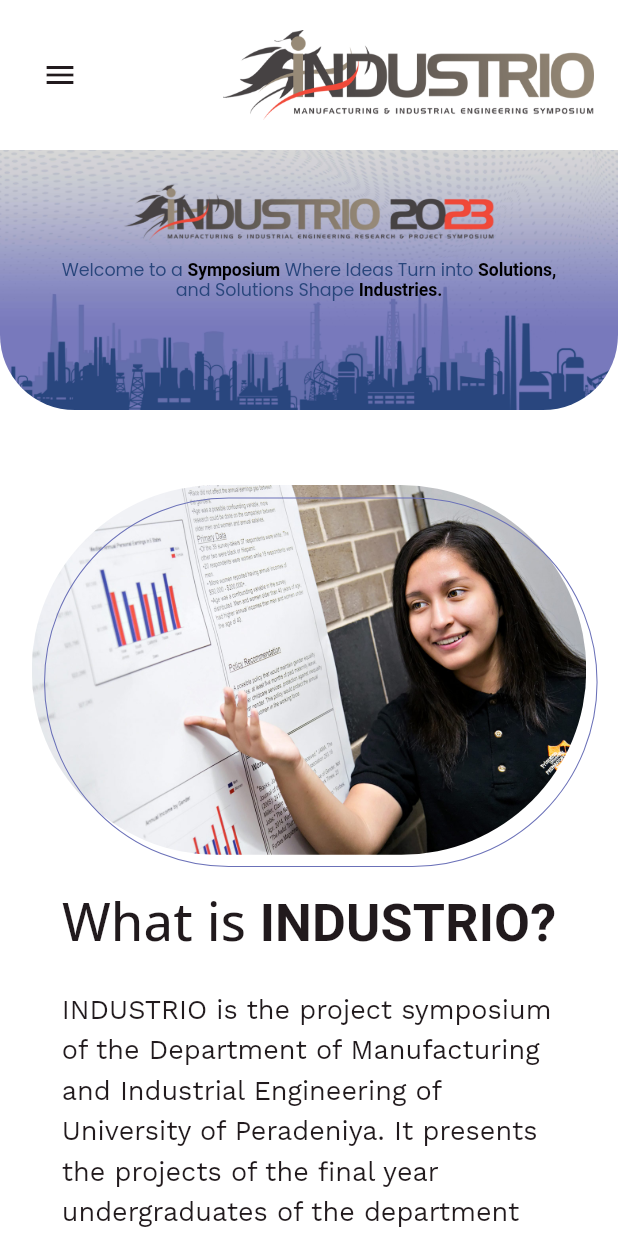
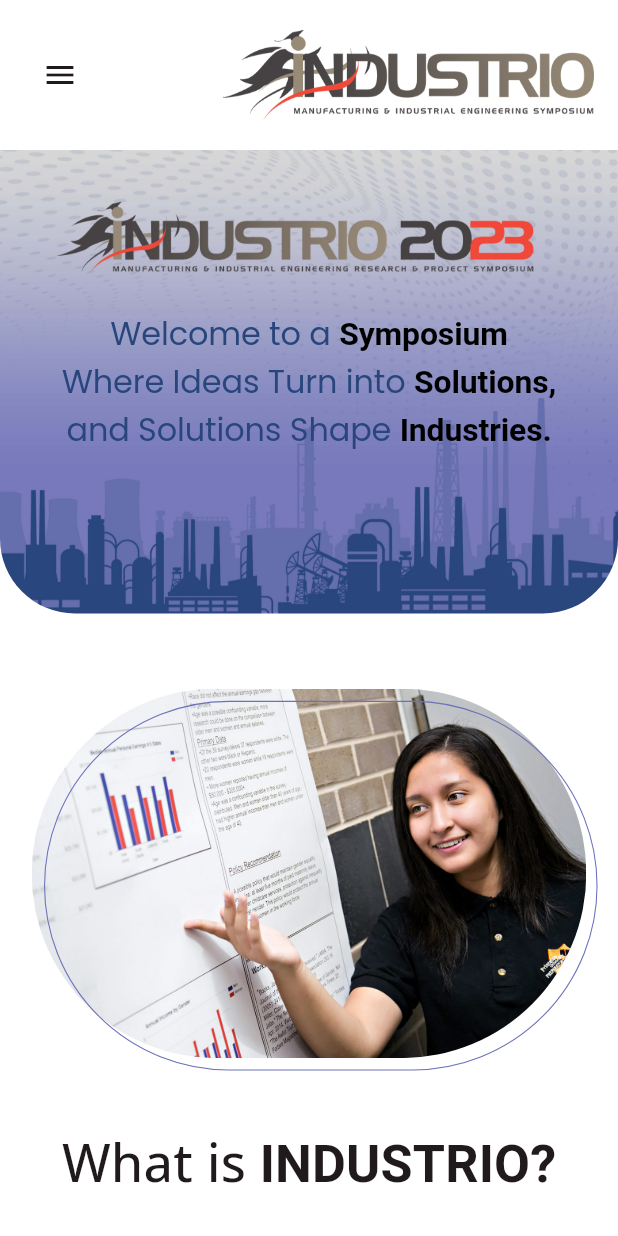
Before and after one commit to SakunthaMV/Industrio, a Flutter app: the screen it shows after launch, on a phone screen of 412 x 824 dp. Run offline on Flutter 3.47's test engine with Material 2 defaults, Android fonts, the phone set to English and light mode, and no system bars; our stand-ins replace firebase_core, fluttertoast, google_fonts, timelines; missing offline and left inert: responsive_grid_list; accounts and stored records are empty.

Commit message:
add responsive home background photo

```diff
--- a/lib/constants.dart
+++ b/lib/constants.dart
@@ -9,6 +9,7 @@
 // Images
 const String logo = 'images/logo.png';
 const String homeBackground = 'images/home_background.jpg';
+const String homeBackgroundMobile = 'images/home_background_mobile.jpg';
 const String home_1 = 'images/home_1.jpg';
 const String home_2 = 'images/home_2.jpg';
 const String oc = 'images/oc.png';
--- a/lib/pages/home/home_content.dart
+++ b/lib/pages/home/home_content.dart
@@ -73,7 +73,7 @@
     final double width = MediaQuery.of(context).size.width;
     final TextTheme textTheme = Theme.of(context).textTheme;
     return Container(
-      height: contentHeight,
+      height: width > 500 ? contentHeight : 500 * contentHeight / width,
       width: width > 600 ? 600 : width * 0.8,
       margin:
           EdgeInsets.symmetric(horizontal: width > 600 ? width * 0.05 : 0.0),
--- a/lib/pages/home/home_page.dart
+++ b/lib/pages/home/home_page.dart
@@ -2,7 +2,6 @@
 import 'package:industrio_2023/constants.dart';
 import 'package:industrio_2023/models/responsive_layout.dart';
 import 'package:industrio_2023/pages/home/home_content.dart';
-// import 'package:industrio_2023/pages/home/slideshow.dart';
 import 'package:industrio_2023/pages/widgets/custom_appbar.dart';
 import 'package:industrio_2023/pages/widgets/common_footer.dart';
 import 'package:industrio_2023/pages/widgets/nav_drawer.dart';
@@ -21,7 +20,6 @@
       body: SingleChildScrollView(
         child: Column(
           children: [
-            // SlideShow(),
             Stack(
               alignment: AlignmentDirectional.center,
               children: [
@@ -30,7 +28,11 @@
                     bottomLeft: Radius.circular(50.0),
                     bottomRight: Radius.circular(50.0),
                   ),
-                  child: Image.asset(homeBackground),
+                  child: ResponsiveLayout(
+                    desktop: Image.asset(homeBackground),
+                    tablet: Image.asset(homeBackground),
+                    mobile: Image.asset(homeBackgroundMobile),
+                  ),
                 ),
                 SizedBox(
                   width: width * 0.8,
@@ -40,6 +42,7 @@
                       text: TextSpan(
                         style: textTheme.displayLarge!.copyWith(
                           color: colorScheme.secondary,
+                          height: 1.5,
                         ),
                         children: [
                           const TextSpan(
@@ -52,8 +55,9 @@
                               fontWeight: FontWeight.bold,
                             ),
                           ),
-                          const TextSpan(
-                            text: ' Where Ideas Turn into ',
+                          TextSpan(
+                            text:
+                                '${width < 525 ? '\n' : ' '}Where Ideas Turn into ',
                           ),
                           TextSpan(
                             text: 'Solutions,',
```
Also changed, not shown: images/home_background_mobile.jpg (added).
